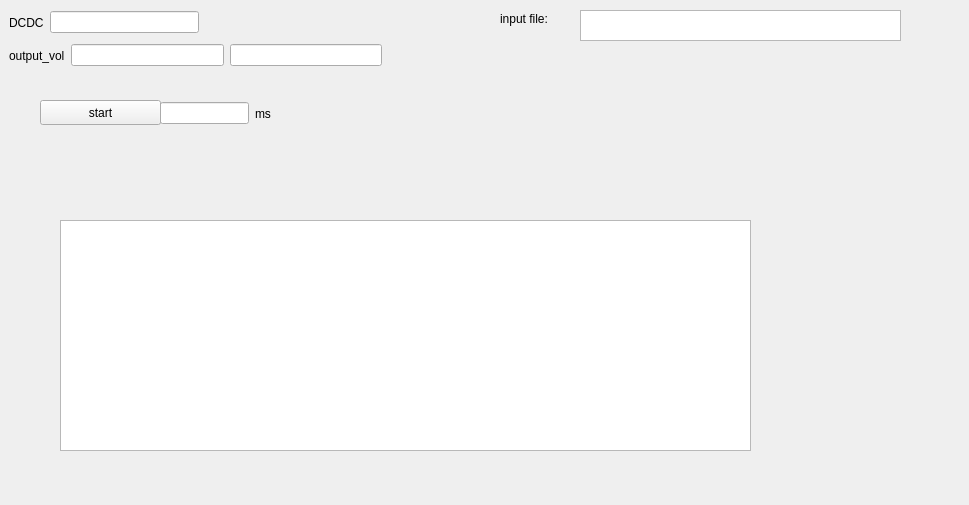
The window that widget.ui (pzl123/drogfile) describes before a commit, drawn with Qt 5.
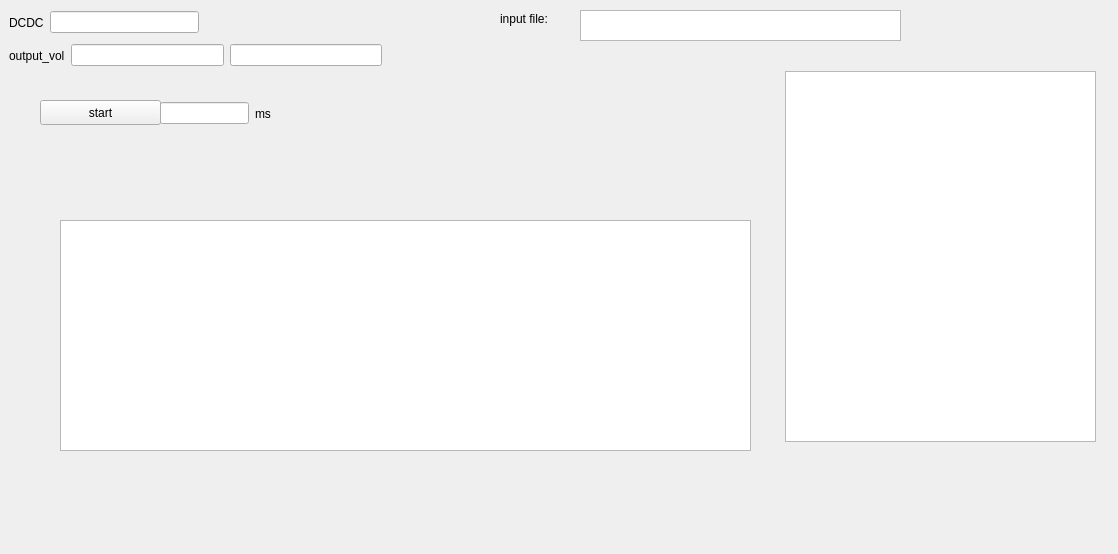
The same window after the commit.

```diff
--- a/widget.ui
+++ b/widget.ui
@@ -6,14 +6,14 @@
    <rect>
     <x>0</x>
     <y>0</y>
-    <width>969</width>
-    <height>505</height>
+    <width>1118</width>
+    <height>554</height>
    </rect>
   </property>
   <property name="windowTitle">
    <string>Widget</string>
   </property>
-  <widget class="QWidget" name="">
+  <widget class="QWidget" name="layoutWidget">
    <property name="geometry">
     <rect>
      <x>9</x>
@@ -35,7 +35,7 @@
     </item>
    </layout>
   </widget>
-  <widget class="QWidget" name="">
+  <widget class="QWidget" name="layoutWidget">
    <property name="geometry">
     <rect>
      <x>9</x>
@@ -112,7 +112,7 @@
     </rect>
    </property>
   </widget>
-  <widget class="QWidget" name="">
+  <widget class="QWidget" name="layoutWidget">
    <property name="geometry">
     <rect>
      <x>160</x>
@@ -134,6 +134,16 @@
     </item>
    </layout>
   </widget>
+  <widget class="QTableView" name="dcdctableView">
+   <property name="geometry">
+    <rect>
+     <x>785</x>
+     <y>71</y>
+     <width>311</width>
+     <height>371</height>
+    </rect>
+   </property>
+  </widget>
  </widget>
  <resources/>
  <connections/>
```
